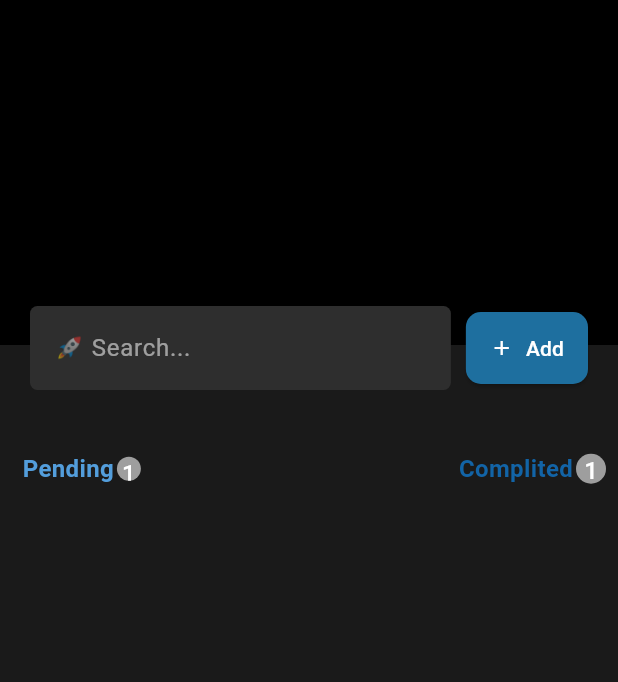
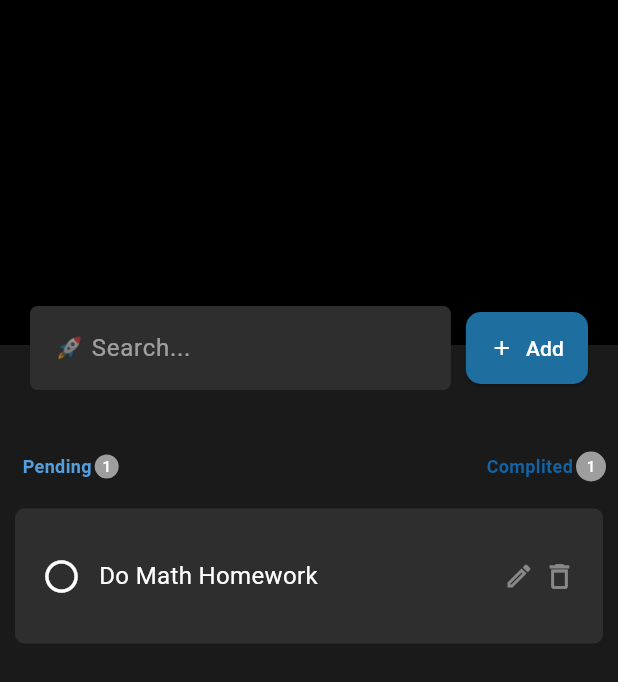
Before and after one commit to hasaanmk11/boarding_task1, a Flutter app: the screen it shows after launch, on a phone screen of 412 x 824 dp. Shown: the top 682 px of the screen. Run offline on Flutter 3.47's test engine with Material 3 defaults, Android fonts, the phone set to English and light mode, and no system bars; Roboto replaces fonts that are missing (Poppins).

Commit message:
added the todo card,and edit button,delete button

```diff
--- a/app/lib/screens/home_screen.dart
+++ b/app/lib/screens/home_screen.dart
@@ -74,7 +74,7 @@ class HomeScreen extends StatelessWidget {
                       style: TextStyle(
                         color: const Color.fromARGB(255, 83, 158, 220),
                         fontFamily: "Poppins",
-                        fontSize: 16,
+                        fontSize: 12,
                         fontWeight: FontWeight.w600,
                       ),
                     ),
@@ -83,7 +83,10 @@ class HomeScreen extends StatelessWidget {
                       radius: 8,
                       backgroundColor: Colors.grey,
                       child: Center(
-                        child: Text("1", style: TextStyle(color: Colors.white)),
+                        child: Text(
+                          "1",
+                          style: TextStyle(color: Colors.white, fontSize: 10),
+                        ),
                       ),
                     ),
                   ],
@@ -97,7 +100,7 @@ class HomeScreen extends StatelessWidget {
                         style: TextStyle(
                           color: const Color.fromARGB(255, 18, 100, 167),
                           fontFamily: "Poppins",
-                          fontSize: 16,
+                          fontSize: 12,
                           fontWeight: FontWeight.w600,
                         ),
                       ),
@@ -108,7 +111,7 @@ class HomeScreen extends StatelessWidget {
                         child: Center(
                           child: Text(
                             "1",
-                            style: TextStyle(color: Colors.white),
+                            style: TextStyle(color: Colors.white, fontSize: 10),
                           ),
                         ),
                       ),
@@ -118,6 +121,57 @@ class HomeScreen extends StatelessWidget {
               ],
             ),
           ),
+          SizedBox(height: 10),
+          Container(
+            decoration: BoxDecoration(
+              borderRadius: BorderRadius.circular(6),
+              color: const Color.fromARGB(255, 46, 46, 46),
+            ),
+            width: MediaQuery.of(context).size.width - 20,
+            height: 90,
+            padding: const EdgeInsets.symmetric(horizontal: 18),
+            child: Row(
+              mainAxisAlignment: MainAxisAlignment.spaceBetween,
+              children: [
+                Row(
+                  children: [
+                    Icon(Icons.circle_outlined, size: 26, color: Colors.white),
+                    const SizedBox(width: 12),
+                    Text(
+                      "Do Math Homework",
+                      style: const TextStyle(
+                        fontSize: 16,
+                        color: Colors.white,
+                        fontFamily: "Poppins",
+                      ),
+                    ),
+                  ],
+                ),
+
+                Row(
+                  children: [
+                    GestureDetector(
+                      onTap: () {},
+                      child: const Icon(
+                        Icons.edit_outlined,
+                        size: 20,
+                        color: Color.fromARGB(110, 255, 255, 255),
+                      ),
+                    ),
+                    const SizedBox(width: 6),
+                    GestureDetector(
+                      onTap: () {},
+                      child: const Icon(
+                        Icons.delete_outline,
+                        size: 22,
+                        color: Color.fromARGB(110, 255, 255, 255),
+                      ),
+                    ),
+                  ],
+                ),
+              ],
+            ),
+          ),
         ],
       ),
     );
```
